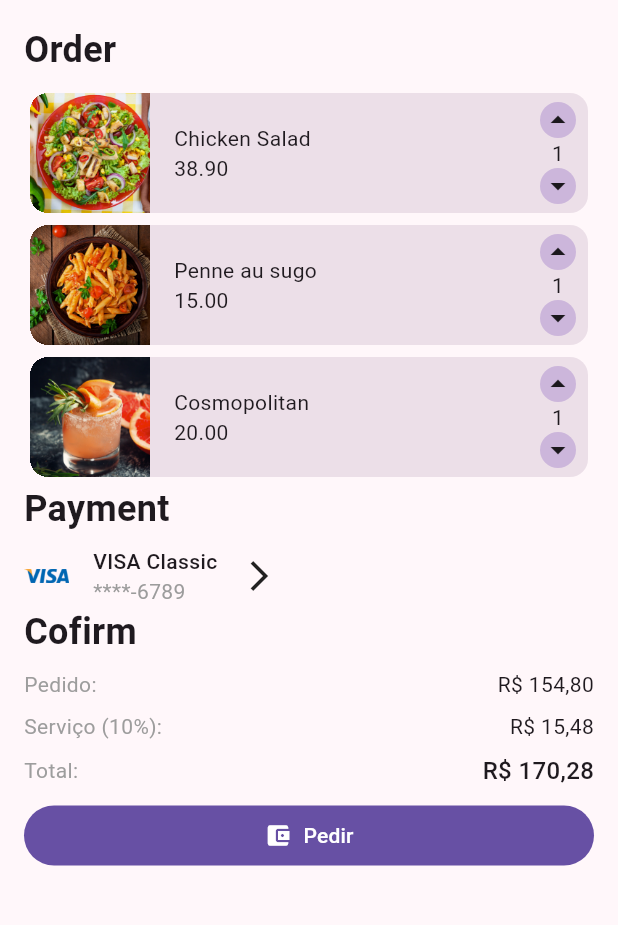
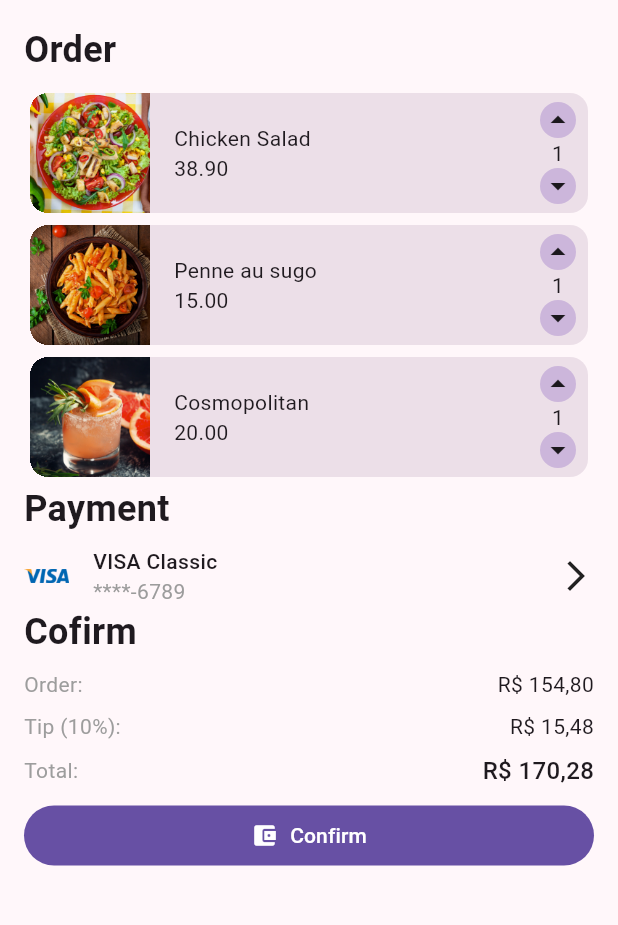
Before and after one commit to alvaronogueira/ristorante_app, a Flutter app: the Checkout screen opened directly, on a phone screen of 412 x 824 dp, the part 84-1009 px from its top. Run offline on Flutter 3.47's test engine with Material 2 defaults, Android fonts, the phone set to English and light mode, and no system bars.

Commit message:
update payment

```diff
--- a/lib/components/payment_method.dart
+++ b/lib/components/payment_method.dart
@@ -2,26 +2,37 @@ import 'package:flutter/material.dart';
 import 'package:panucci_ristorante/themes/app_colors.dart';
 
 class PaymentMethod extends StatelessWidget {
-const PaymentMethod({ Key? key }) : super(key: key);
+  const PaymentMethod({Key? key}) : super(key: key);
 
   @override
-  Widget build(BuildContext context){
-    return Row(children: <Widget>[
+  Widget build(BuildContext context) {
+    return Row(
+      children: <Widget>[
         const Image(
           width: 30,
           image: AssetImage("assets/images/visa.png"),
         ),
-        Padding(
-          padding: const EdgeInsets.symmetric(horizontal: 16.0),
-          child: Column(
-            crossAxisAlignment: CrossAxisAlignment.start,
-            children: <Widget>[
-              const Text("VISA Classic", style: TextStyle(fontWeight: FontWeight.w500),),
-              Text("****-6789", style: TextStyle(color: AppColors.paymentMethodCardNumberColor),),
-            ],
+        Expanded(
+          child: Padding(
+            padding: const EdgeInsets.symmetric(horizontal: 16.0),
+            child: Column(
+              crossAxisAlignment: CrossAxisAlignment.start,
+              children: <Widget>[
+                const Text(
+                  "VISA Classic",
+                  style: TextStyle(fontWeight: FontWeight.w500),
+                ),
+                Text(
+                  "****-6789",
+                  style:
+                      TextStyle(color: AppColors.paymentMethodCardNumberColor),
+                ),
+              ],
+            ),
           ),
         ),
         const Icon(Icons.arrow_forward_ios),
-    ],);
+      ],
+    );
   }
 }
--- a/lib/components/payment_total.dart
+++ b/lib/components/payment_total.dart
@@ -13,7 +13,7 @@ class PaymentTotal extends StatelessWidget {
           child: Row(
             mainAxisAlignment: MainAxisAlignment.spaceBetween,
             children: <Widget>[
-              Text("Pedido:",
+              Text("Order:",
                   style: TextStyle(color: AppColors.paymentMethodReceiptColor)),
               const Text("R\$ 154,80"),
             ],
@@ -24,7 +24,7 @@ class PaymentTotal extends StatelessWidget {
           child: Row(
             mainAxisAlignment: MainAxisAlignment.spaceBetween,
             children: <Widget>[
-              Text("Serviço (10%):",
+              Text("Tip (10%):",
                   style: TextStyle(color: AppColors.paymentMethodReceiptColor)),
               const Text("R\$ 15,48"),
             ],
@@ -53,7 +53,7 @@ class PaymentTotal extends StatelessWidget {
                   child: Icon(Icons.account_balance_wallet),
                 ),
                 Text(
-                  "Pedir",
+                  "Confirm",
                   style: TextStyle(fontWeight: FontWeight.w500),
                 )
               ]),
```
